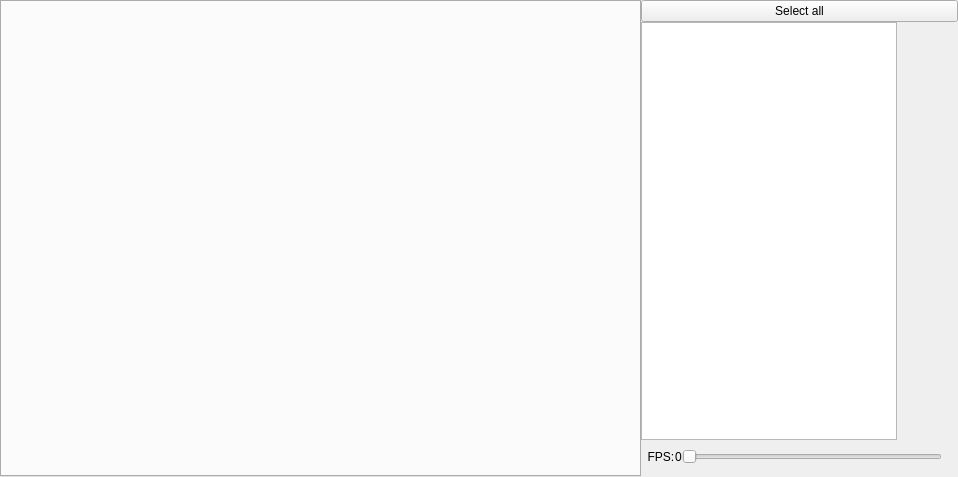
Old version of the form OpenRGBEffectTab.ui in the repository DLdota/OpenRGBEffectsPlugin.
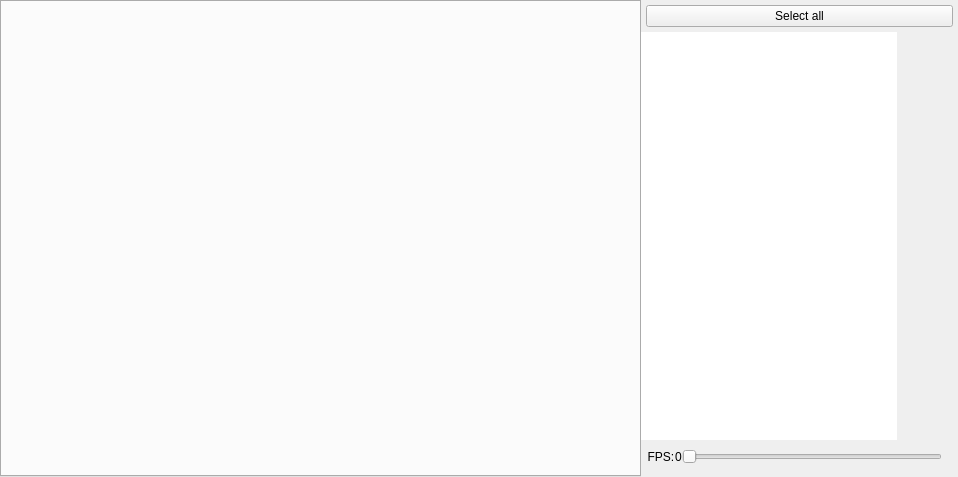
New version of the form.

Commit message: Various fixes Update readme, GUI refinements, and starry night fixes

The edit to the form file:
```diff
--- a/OpenRGBEffectTab.ui
+++ b/OpenRGBEffectTab.ui
@@ -91,12 +91,28 @@
        <number>5</number>
       </property>
       <item>
+       <layout class="QHBoxLayout" name="SelectAllSpacing">
+        <property name="leftMargin">
+         <number>5</number>
+        </property>
+        <property name="topMargin">
+         <number>5</number>
+        </property>
+        <property name="rightMargin">
+         <number>5</number>
+        </property>
+        <property name="bottomMargin">
+         <number>5</number>
+        </property>
+        <item>
        <widget class="QPushButton" name="SelectAll">
         <property name="text">
          <string>Select all</string>
         </property>
        </widget>
       </item>
+       </layout>
+      </item>
       <item>
        <widget class="QTableWidget" name="SelectDevices">
         <property name="sizePolicy">
@@ -105,6 +121,12 @@
           <verstretch>0</verstretch>
          </sizepolicy>
         </property>
+        <property name="frameShape">
+         <enum>QFrame::NoFrame</enum>
+        </property>
+        <property name="frameShadow">
+         <enum>QFrame::Plain</enum>
+        </property>
         <property name="lineWidth">
          <number>0</number>
         </property>
```
Lines whose indentation alone changed are shown as unchanged. The commit also changes 3 other files.
